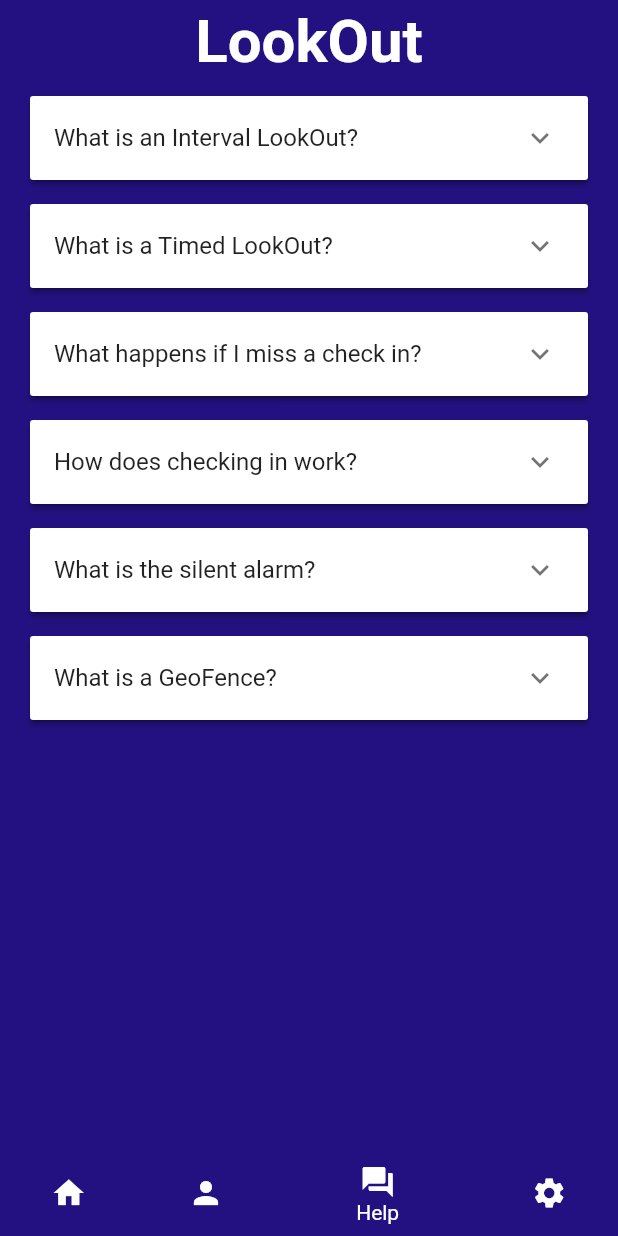
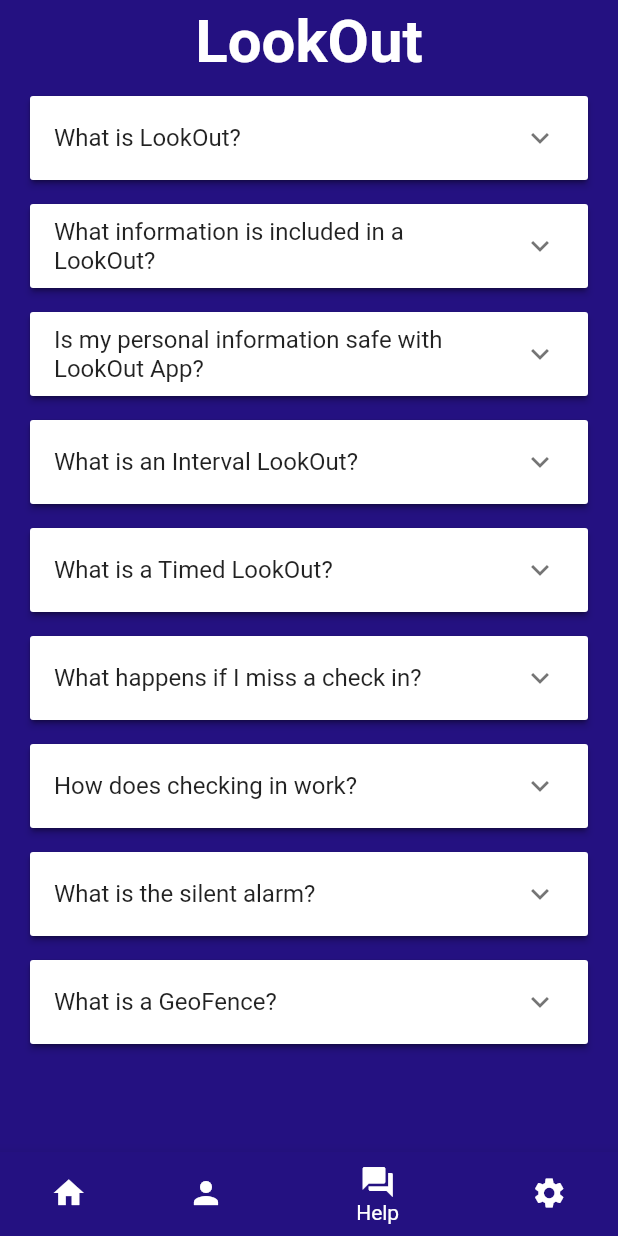
Before and after one commit to SahujMehta/lookout, a Flutter app: the screen it shows after launch, item 3 of the bottom bar chosen, on a phone screen of 412 x 824 dp. Run offline on Flutter 3.47's test engine with Material 2 defaults, Android fonts, the phone set to English and light mode, and no system bars; our stand-ins replace contacts_service, date_format, firebase_core, firebase_messaging, flutter_local_notifications, freezed_annotation and 2 more; missing offline and left inert: amplify_analytics_pinpoint, amplify_api, amplify_auth_cognito, amplify_authenticator, amplify_core, amplify_datastore and 1 more; accounts and stored records are empty.

Commit message:
Updated FAQ tab

```diff
--- a/lib/help.dart
+++ b/lib/help.dart
@@ -6,6 +6,24 @@ class Help extends StatelessWidget {
   Widget build(BuildContext context) {
     return ListView(
       children: [
+        ListTile(
+            title: CollapsibleCard(
+          title: 'What is LookOut?',
+          content:
+              'LookOut App is a mobile application designed to create a proactive and easy way for young adults to ensure their own safety in uncertain situations when they are out alone, such as driving to an unfamiliar neighborhood or going on a first date with an internet match.',
+        )),
+        ListTile(
+            title: CollapsibleCard(
+          title: 'What information is included in a LookOut?',
+          content:
+              'A LookOut includes emergency contacts, description of activity, and a customized pin. The user can also set geotagged "safezones" where alerts may be automatically disabled once the user returns to a specific geographic zone, such as their house or work.',
+        )),
+        ListTile(
+            title: CollapsibleCard(
+          title: 'Is my personal information safe with LookOut App?',
+          content:
+              'LookOut App takes user privacy and security seriously. The app only shares user information with preselected emergency contacts in case of missed check-ins. The app uses encryption and follows best practices to protect user data.',
+        )),
         ListTile(
           title: CollapsibleCard(
             title: 'What is an Interval LookOut?',
```
